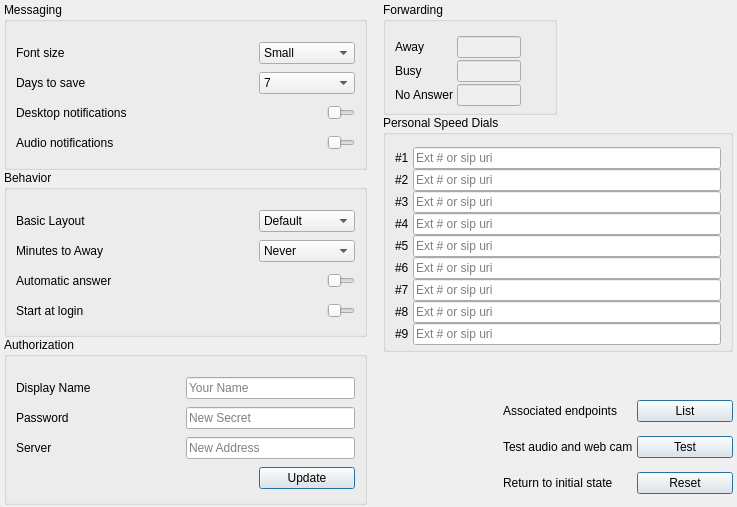
Above: Desktop/options.ui from dyfet/tycho_sipwitchqt before the change. Below: the same form after it.
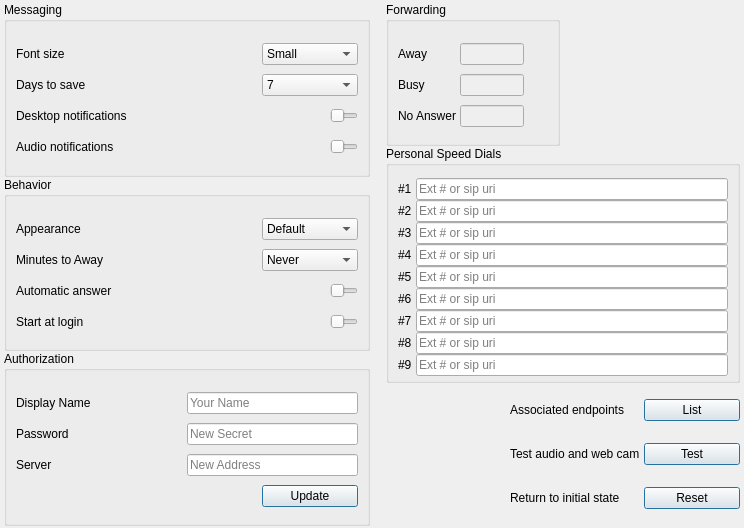
That is the form after the change. Icons and pictures are not drawn.

```diff
--- a/Desktop/options.ui
+++ b/Desktop/options.ui
@@ -6,8 +6,8 @@
    <rect>
     <x>0</x>
     <y>0</y>
-    <width>737</width>
-    <height>507</height>
+    <width>744</width>
+    <height>528</height>
    </rect>
   </property>
   <property name="windowTitle">
@@ -256,8 +256,8 @@
          </property>
          <property name="sizeHint" stdset="0">
           <size>
-           <width>40</width>
-           <height>20</height>
+           <width>0</width>
+           <height>0</height>
           </size>
          </property>
         </spacer>
@@ -426,9 +426,12 @@
        <property name="orientation">
         <enum>Qt::Horizontal</enum>
        </property>
+       <property name="sizeType">
+        <enum>QSizePolicy::Preferred</enum>
+       </property>
        <property name="sizeHint" stdset="0">
         <size>
-         <width>40</width>
+         <width>0</width>
          <height>0</height>
         </size>
        </property>
@@ -444,8 +447,8 @@
        </property>
        <property name="sizeHint" stdset="0">
         <size>
-         <width>20</width>
-         <height>40</height>
+         <width>0</width>
+         <height>0</height>
         </size>
        </property>
       </spacer>
@@ -458,116 +461,14 @@
        <property name="verticalSpacing">
         <number>6</number>
        </property>
-       <item row="0" column="0">
-        <spacer name="horizontalSpacer_4">
-         <property name="orientation">
-          <enum>Qt::Horizontal</enum>
-         </property>
-         <property name="sizeHint" stdset="0">
-          <size>
-           <width>40</width>
-           <height>0</height>
-          </size>
-         </property>
-        </spacer>
-       </item>
-       <item row="4" column="2">
-        <widget class="QPushButton" name="resetButton">
-         <property name="minimumSize">
-          <size>
-           <width>96</width>
-           <height>0</height>
-          </size>
-         </property>
-         <property name="maximumSize">
-          <size>
-           <width>96</width>
-           <height>16777215</height>
-          </size>
-         </property>
-         <property name="text">
-          <string>Reset</string>
-         </property>
-         <property name="default">
-          <bool>true</bool>
-         </property>
-        </widget>
-       </item>
-       <item row="2" column="2">
-        <widget class="QPushButton" name="listButton">
-         <property name="minimumSize">
-          <size>
-           <width>96</width>
-           <height>0</height>
-          </size>
-         </property>
-         <property name="maximumSize">
-          <size>
-           <width>96</width>
-           <height>16777215</height>
-          </size>
-         </property>
-         <property name="text">
-          <string>List</string>
-         </property>
-         <property name="default">
-          <bool>true</bool>
-         </property>
-        </widget>
-       </item>
        <item row="2" column="1">
-        <widget class="QLabel" name="label_18">
+        <widget class="QLabel" name="label_7">
          <property name="text">
-          <string>Associated endpoints</string>
+          <string>Test audio and web cam</string>
          </property>
         </widget>
        </item>
-       <item row="0" column="1">
-        <spacer name="verticalSpacer_3">
-         <property name="orientation">
-          <enum>Qt::Vertical</enum>
-         </property>
-         <property name="sizeType">
-          <enum>QSizePolicy::Preferred</enum>
-         </property>
-         <property name="sizeHint" stdset="0">
-          <size>
-           <width>20</width>
-           <height>0</height>
-          </size>
-         </property>
-        </spacer>
-       </item>
-       <item row="5" column="1">
-        <layout class="QHBoxLayout" name="horizontalLayout_2">
-         <property name="spacing">
-          <number>6</number>
-         </property>
-        </layout>
-       </item>
-       <item row="3" column="2">
-        <widget class="QPushButton" name="testButton">
-         <property name="minimumSize">
-          <size>
-           <width>96</width>
-           <height>0</height>
-          </size>
-         </property>
-         <property name="maximumSize">
-          <size>
-           <width>96</width>
-           <height>16777215</height>
-          </size>
-         </property>
-         <property name="text">
-          <string>Test</string>
-         </property>
-         <property name="default">
-          <bool>true</bool>
-         </property>
-        </widget>
-       </item>
-       <item row="4" column="1">
+       <item row="3" column="1">
         <layout class="QHBoxLayout" name="horizontalLayout_5">
          <item>
           <widget class="QLabel" name="label_2">
@@ -578,24 +479,87 @@
          </item>
         </layout>
        </item>
-       <item row="3" column="1">
-        <widget class="QLabel" name="label_7">
+       <item row="2" column="2">
+        <widget class="QPushButton" name="testButton">
+         <property name="minimumSize">
+          <size>
+           <width>96</width>
+           <height>0</height>
+          </size>
+         </property>
+         <property name="maximumSize">
+          <size>
+           <width>96</width>
+           <height>16777215</height>
+          </size>
+         </property>
          <property name="text">
-          <string>Test audio and web cam</string>
+          <string>Test</string>
+         </property>
+         <property name="default">
+          <bool>true</bool>
          </property>
         </widget>
        </item>
        <item row="1" column="1">
-        <spacer name="verticalSpacer_2">
+        <widget class="QLabel" name="label_18">
+         <property name="text">
+          <string>Associated endpoints</string>
+         </property>
+        </widget>
+       </item>
+       <item row="1" column="2">
+        <widget class="QPushButton" name="listButton">
+         <property name="minimumSize">
+          <size>
+           <width>96</width>
+           <height>0</height>
+          </size>
+         </property>
+         <property name="maximumSize">
+          <size>
+           <width>96</width>
+           <height>16777215</height>
+          </size>
+         </property>
+         <property name="text">
+          <string>List</string>
+         </property>
+         <property name="default">
+          <bool>true</bool>
+         </property>
+        </widget>
+       </item>
+       <item row="3" column="2">
+        <widget class="QPushButton" name="resetButton">
+         <property name="minimumSize">
+          <size>
+           <width>96</width>
+           <height>0</height>
+          </size>
+         </property>
+         <property name="maximumSize">
+          <size>
+           <width>96</width>
+           <height>16777215</height>
+          </size>
+         </property>
+         <property name="text">
+          <string>Reset</string>
+         </property>
+         <property name="default">
+          <bool>true</bool>
+         </property>
+        </widget>
+       </item>
+       <item row="0" column="0">
+        <spacer name="horizontalSpacer_4">
          <property name="orientation">
-          <enum>Qt::Vertical</enum>
-         </property>
-         <property name="sizeType">
-          <enum>QSizePolicy::Preferred</enum>
+          <enum>Qt::Horizontal</enum>
          </property>
          <property name="sizeHint" stdset="0">
           <size>
-           <width>20</width>
+           <width>0</width>
            <height>0</height>
           </size>
          </property>
@@ -813,7 +777,7 @@
           <item>
            <widget class="QLabel" name="label_20">
             <property name="text">
-             <string>Basic Layout</string>
+             <string>Appearance</string>
             </property>
            </widget>
           </item>
```
Left out of the diff: 7 changed lines with no effect on the pictures.
